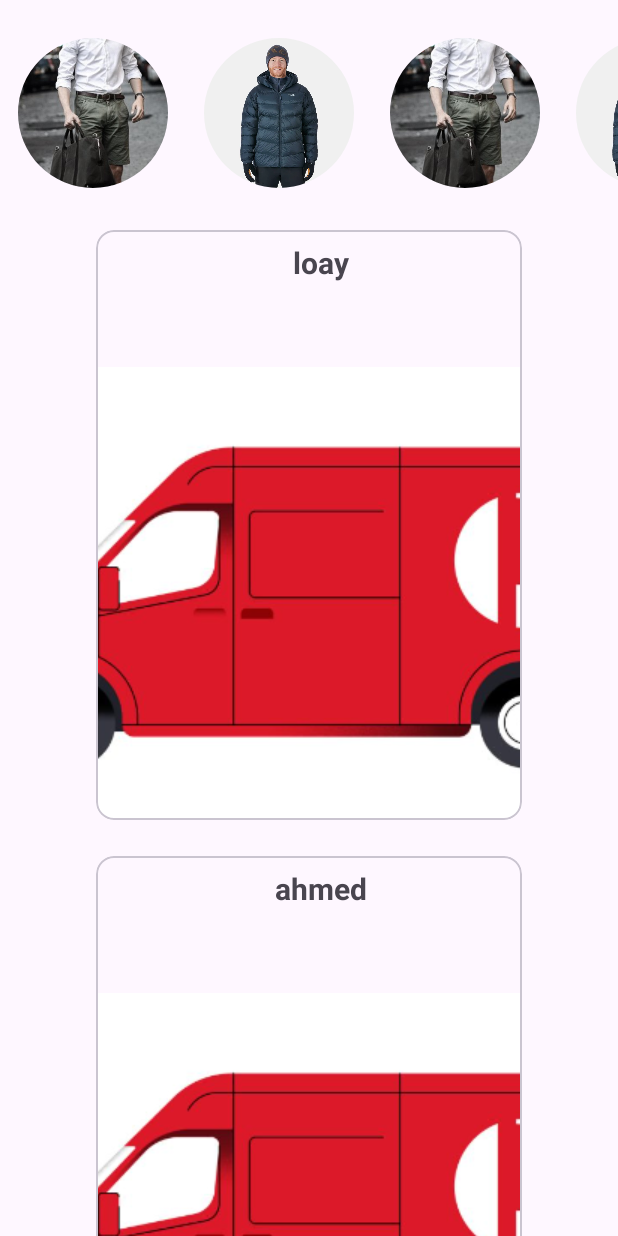
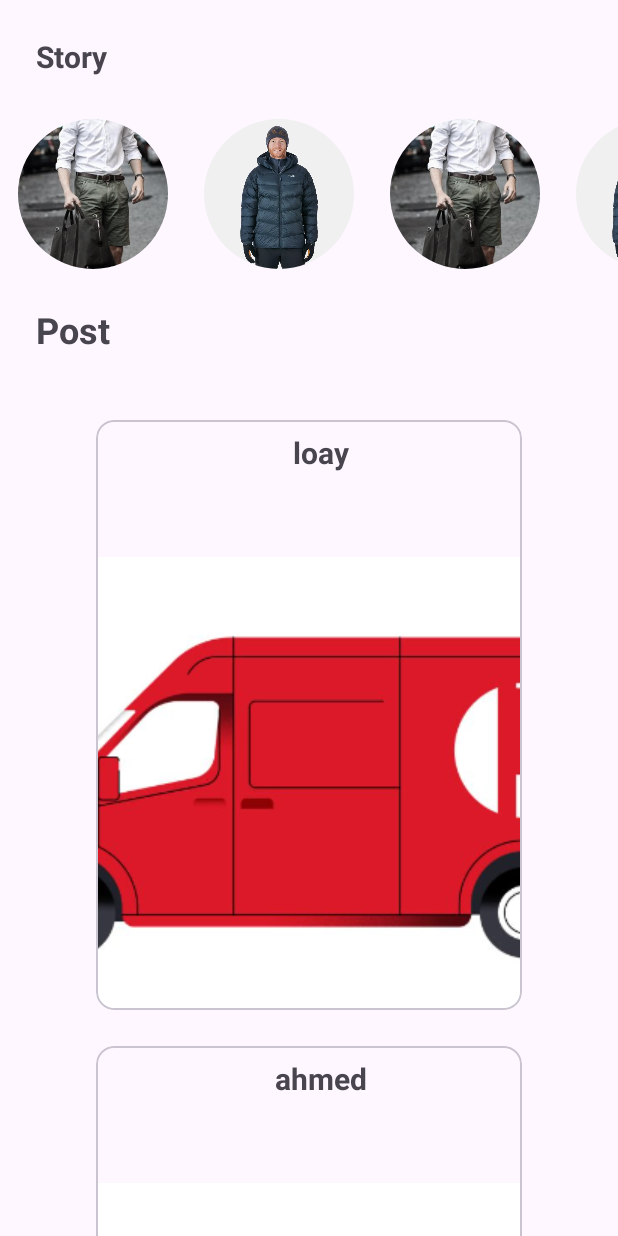
Before and after one commit to loay-al-shobaki/Nested_Recyclerview-BaseAdpter, an Android app: the screen it shows after launch (MainActivity), on a phone screen of 412 x 824 dp. Run offline under Robolectric (Android 15) with nearby library versions, the phone set to English and light mode, and no system bars.

```diff
--- a/app/src/main/java/com/example/nestedrecyclerview/MainActivity.kt
+++ b/app/src/main/java/com/example/nestedrecyclerview/MainActivity.kt
@@ -39,11 +39,10 @@ class MainActivity : AppCompatActivity() {
         )
 
 
-        val type_story=0
-        val type_post =1
-        val items = mutableListOf<Pair<Int, Any>>()
-        items.add(Pair(type_story, listOfStories))
-        items.add(Pair(type_post, listOfPost))
+
+        val items = mutableListOf<Parentitem2>()
+        items.add(Parentitem2.Stories(listOfStories))
+        items.add(Parentitem2.Posts(listOfPost))
 
         val parentAdpter = ParentAdpter(items)
         binding.RecyclerViewHome.adapter=parentAdpter
--- a/app/src/main/java/com/example/nestedrecyclerview/ParentAdpter.kt
+++ b/app/src/main/java/com/example/nestedrecyclerview/ParentAdpter.kt
@@ -6,13 +6,10 @@ import androidx.recyclerview.widget.RecyclerView
 import androidx.viewbinding.ViewBinding
 import com.example.nestedrecyclerview.databinding.ItemListPostBinding
 import com.example.nestedrecyclerview.databinding.ItemListStoriesBinding
-import com.example.nestedrecyclerview.databinding.ItemPostBinding
-import com.example.nestedrecyclerview.databinding.ItemStoryBinding
 import com.example.nestedrecyclerview.model.Post
-import com.example.nestedrecyclerview.model.PostAdpter
 import com.example.nestedrecyclerview.model.Story
 
-class ParentAdpter(private val items: List<Pair<Int, Any>>) :
+class ParentAdpter( val items: List<Parentitem2>) :
     RecyclerView.Adapter<ParentAdpter.PatentViewHolder>() {
 
 
@@ -36,20 +33,20 @@ class ParentAdpter(private val items: List<Pair<Int, Any>>) :
     override fun onBindViewHolder(holder: PatentViewHolder, position: Int) {
         when (holder) {
             is StoryViewHolder -> {
-                val storyAdpter = StoryAdpter(items[position].second as List<Story>)
+                val storyAdpter = StoryAdpter(items[position].data as List<Story>)
                 holder.binding.RecyclerViewStories.adapter = storyAdpter
             }
 
             is PostViewHolder -> {
-                val postAdpter = PostAdpter(items[position].second as List<Post>)
-                holder.binding.RecyclerViewPost.adapter=postAdpter
+                val postAdpter = PostAdpter(items[position].data as List<Post>)
+                holder.binding.RecyclerViewPost.adapter = postAdpter
             }
         }
     }
 
     override fun getItemViewType(position: Int): Int {
-        return when (items[position].first) {
-            0 -> TYPE_STORY
+        return when (items[position]) {
+            is Parentitem2.Stories-> TYPE_STORY
             else -> TYPE_POST
         }
     }
@@ -59,7 +56,7 @@ class ParentAdpter(private val items: List<Pair<Int, Any>>) :
     class PostViewHolder(val binding: ItemListPostBinding) : PatentViewHolder(binding)
 
     companion object {
-        const val TYPE_STORY = 0
-        const val TYPE_POST = 1
+         val TYPE_STORY = R.layout.item_list_stories
+         val TYPE_POST:Int = R.layout.item_list_post
     }
 }
--- /dev/null
+++ b/app/src/main/java/com/example/nestedrecyclerview/ParentType.kt
@@ -0,0 +1,6 @@
+package com.example.nestedrecyclerview
+
+enum class ParentType {
+    STORY,
+    POST
+}
--- /dev/null
+++ b/app/src/main/java/com/example/nestedrecyclerview/Parentitem2.kt
@@ -0,0 +1,9 @@
+package com.example.nestedrecyclerview
+
+import com.example.nestedrecyclerview.model.Post
+import com.example.nestedrecyclerview.model.Story
+
+sealed class Parentitem2(val data :List<Any>){
+    class Stories(val story:List<Story>):Parentitem2(story)
+    class Posts(val post:List<Post>):Parentitem2(post)
+}
--- a/app/src/main/java/com/example/nestedrecyclerview/model/PostAdpter.kt
+++ b/app/src/main/java/com/example/nestedrecyclerview/PostAdpter.kt
@@ -1,9 +1,9 @@
-package com.example.nestedrecyclerview.model
+package com.example.nestedrecyclerview
 
 import android.view.LayoutInflater
 import android.view.ViewGroup
-import com.example.nestedrecyclerview.BaseAdpter
 import com.example.nestedrecyclerview.databinding.ItemPostBinding
+import com.example.nestedrecyclerview.model.Post
 
 class PostAdpter(val items: List<Post>) : BaseAdpter<ItemPostBinding, Post>(items) {
     override val bindingInFalter: (LayoutInflater, ViewGroup, Boolean) -> ItemPostBinding
--- a/app/src/main/res/layout/item_list_post.xml
+++ b/app/src/main/res/layout/item_list_post.xml
@@ -1,10 +1,31 @@
 <?xml version="1.0" encoding="utf-8"?>
+<androidx.constraintlayout.widget.ConstraintLayout
+    xmlns:android="http://schemas.android.com/apk/res/android"
+    xmlns:app="http://schemas.android.com/apk/res-auto"
+    xmlns:tools="http://schemas.android.com/tools"
+    android:layout_width="match_parent"
+    android:layout_height="wrap_content"
+   >
+
     <androidx.recyclerview.widget.RecyclerView
-        xmlns:android="http://schemas.android.com/apk/res/android"
-        xmlns:app="http://schemas.android.com/apk/res-auto"
-        xmlns:tools="http://schemas.android.com/tools"
         android:id="@+id/RecyclerView_post"
+        android:layout_width="match_parent"
+        android:layout_height="0dp"
+        android:layout_marginTop="32dp"
+        android:orientation="vertical"
+        app:layoutManager="androidx.recyclerview.widget.LinearLayoutManager"
+        app:layout_constraintTop_toBottomOf="@+id/textView2"
+        tools:listitem="@layout/item_post" />
+
+    <TextView
+        android:id="@+id/textView2"
         android:layout_width="wrap_content"
         android:layout_height="wrap_content"
-        android:orientation="vertical"
-        app:layoutManager="androidx.recyclerview.widget.LinearLayoutManager" />
+        android:layout_marginStart="24dp"
+        android:layout_marginTop="24dp"
+        android:text="Post"
+        android:textSize="24sp"
+        android:textStyle="bold"
+        app:layout_constraintStart_toStartOf="parent"
+        app:layout_constraintTop_toTopOf="parent" />
+</androidx.constraintlayout.widget.ConstraintLayout>
--- a/app/src/main/res/layout/item_list_stories.xml
+++ b/app/src/main/res/layout/item_list_stories.xml
@@ -1,13 +1,33 @@
 <?xml version="1.0" encoding="utf-8"?>
-<androidx.recyclerview.widget.RecyclerView xmlns:android="http://schemas.android.com/apk/res/android"
+<androidx.constraintlayout.widget.ConstraintLayout
+    xmlns:android="http://schemas.android.com/apk/res/android"
     xmlns:app="http://schemas.android.com/apk/res-auto"
     xmlns:tools="http://schemas.android.com/tools"
+   android:layout_width="match_parent"
+    android:layout_height="wrap_content">
+
+
+    <TextView
+        android:id="@+id/textView3"
+        android:layout_width="wrap_content"
+        android:layout_height="wrap_content"
+        android:layout_marginStart="24dp"
+        android:layout_marginTop="24dp"
+        android:text="Story"
+        android:textSize="20sp"
+        android:textStyle="bold"
+        app:layout_constraintStart_toStartOf="parent"
+        app:layout_constraintTop_toTopOf="parent" />
+
+    <androidx.recyclerview.widget.RecyclerView
         android:id="@+id/RecyclerView_stories"
         android:layout_width="match_parent"
-    android:layout_height="140dp"
-    android:layout_marginTop="1dp"
+        android:layout_height="match_parent"
+        android:layout_marginTop="16dp"
         android:orientation="horizontal"
         app:layoutManager="androidx.recyclerview.widget.LinearLayoutManager"
         app:layout_constraintEnd_toEndOf="parent"
-    app:layout_constraintTop_toTopOf="parent"
+        app:layout_constraintTop_toBottomOf="@+id/textView3"
         tools:listitem="@layout/item_story" />
+
+</androidx.constraintlayout.widget.ConstraintLayout>
--- a/app/src/main/res/layout/item_post.xml
+++ b/app/src/main/res/layout/item_post.xml
@@ -10,7 +10,7 @@
 
     <androidx.constraintlayout.widget.ConstraintLayout
         android:layout_width="300dp"
-        android:layout_height="match_parent">
+        android:layout_height="wrap_content">
 
         <TextView
             android:id="@+id/textView"
--- a/app/src/main/res/layout/item_story.xml
+++ b/app/src/main/res/layout/item_story.xml
@@ -4,7 +4,7 @@
     xmlns:tools="http://schemas.android.com/tools"
     android:layout_width="wrap_content"
     android:layout_height="wrap_content"
-    android:layout_marginTop="24dp"
+    android:layout_marginTop="12dp"
     android:layout_marginHorizontal="12dp"
     >
 
```
Also changed, not shown: app/src/main/java/com/example/nestedrecyclerview/ParentItem.kt (added, +7 -0 lines), app/src/main/java/com/example/nestedrecyclerview/StoryAdpter.kt (+5 -5 lines). Lines whose indentation alone changed are shown as unchanged.
